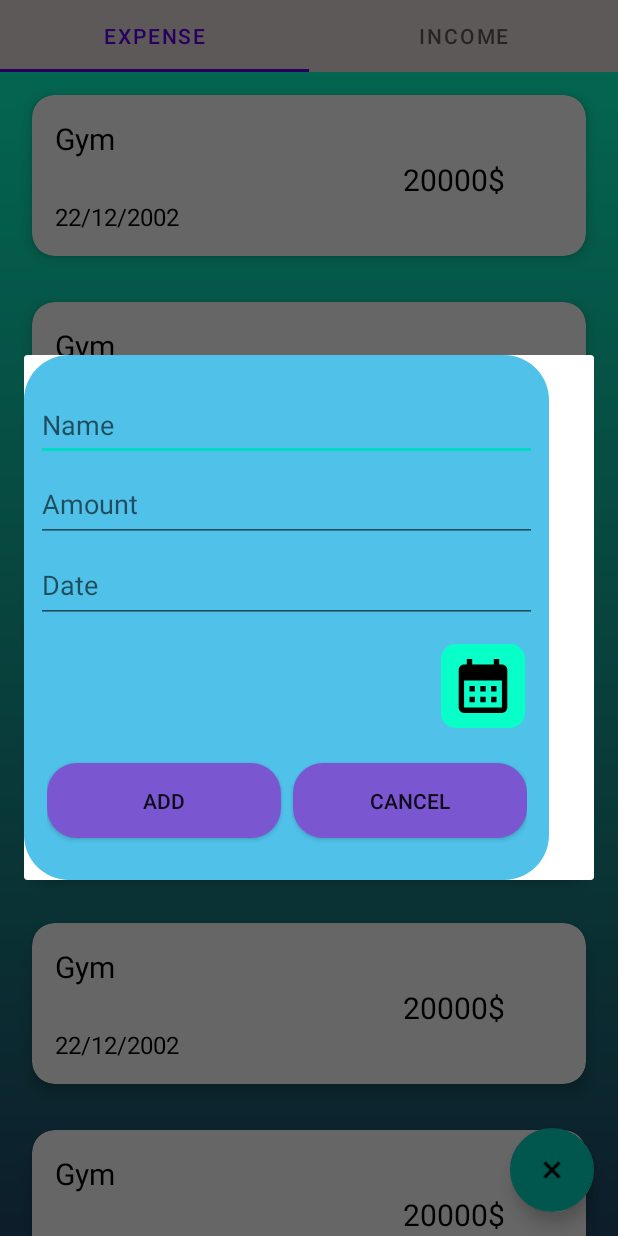
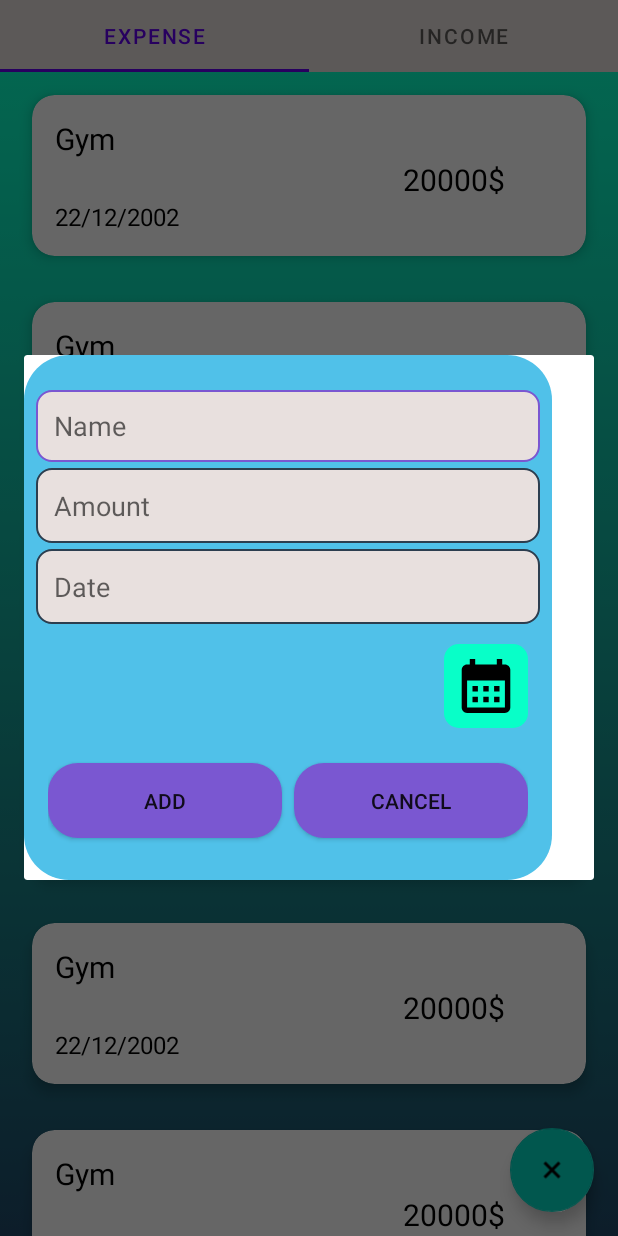
Before and after one commit to qTronor/My_money_moment, an Android app: the screen it shows after launch (MainActivity), after a tap on "AddNewExpFloatBtn", on a phone screen of 412 x 824 dp. Run offline under Robolectric (Android 15) with nearby library versions, the phone set to English and light mode, and no system bars.

Commit message:
New design for editText

```diff
--- a/app/src/main/java/com/example/my_mone_moment/fragments/Fragment1.java
+++ b/app/src/main/java/com/example/my_mone_moment/fragments/Fragment1.java
@@ -7,9 +7,7 @@ import android.view.View;
 import android.view.ViewGroup;
 import android.widget.Button;
 import android.widget.CalendarView;
-import android.widget.DatePicker;
 import android.widget.ImageButton;
-import android.widget.ImageView;
 import android.widget.TextView;
 import android.widget.Toast;
 
@@ -25,10 +23,9 @@ import com.example.my_mone_moment.data.Operation;
 import com.example.my_mone_moment.R;
 import com.example.my_mone_moment.animations.ViewAnimation;
 import com.google.android.material.floatingactionbutton.FloatingActionButton;
-import com.google.android.material.snackbar.Snackbar;
 
 import java.util.ArrayList;
-import java.util.Calendar;
+
 
 public class Fragment1 extends Fragment {
 
@@ -42,65 +39,46 @@ public class Fragment1 extends Fragment {
     @Override
     public View onCreateView(@NonNull LayoutInflater inflater, @Nullable ViewGroup container, @Nullable Bundle savedInstanceState) {
         View view = inflater.inflate(R.layout.fragment_first, container, false);
-        Dialog dialog = new Dialog(this.getContext());
+        Dialog expense_dialog = new Dialog(this.getContext());
 
         FloatingActionButton fab = view.findViewById(R.id.floatingActionButton1);
                 fab.setOnClickListener(view1 -> {
                     isRotateFloatBtn = ViewAnimation.rotateFab(view1, !isRotateFloatBtn);
 
-                    dialog.setContentView(R.layout.dialog_add);
-                    dialog.getWindow().setLayout(ViewGroup.LayoutParams.MATCH_PARENT, ViewGroup.LayoutParams.WRAP_CONTENT);
-                    dialog.setCancelable(false);
-                    dialog.getWindow().getAttributes().windowAnimations = R.style.animation;
+                    expense_dialog.setContentView(R.layout.dialog_add);
+                    expense_dialog.getWindow().setLayout(ViewGroup.LayoutParams.MATCH_PARENT, ViewGroup.LayoutParams.WRAP_CONTENT);
+                    expense_dialog.setCancelable(false);
+                    expense_dialog.getWindow().getAttributes().windowAnimations = R.style.animation;
 
-                    add_text = dialog.findViewById(R.id.addBtn);
-                    cancel_text = dialog.findViewById(R.id.cancelBtn);
-                    date_text = dialog.findViewById(R.id.date_text);
-                    calendarBtn = dialog.findViewById(R.id.calendarBtn);
+                    add_text = expense_dialog.findViewById(R.id.addBtn);
+                    cancel_text = expense_dialog.findViewById(R.id.cancelBtn);
+                    date_text = expense_dialog.findViewById(R.id.date_text);
+                    calendarBtn = expense_dialog.findViewById(R.id.calendarBtn);
 
-                    add_text.setOnClickListener(new View.OnClickListener() {
-                        @Override
-                        public void onClick(View view1) {
-                            dialog.dismiss();
+                    add_text.setOnClickListener(view112 -> {
+                        expense_dialog.dismiss();
                         Toast.makeText(getContext(), "Expense added", Toast.LENGTH_SHORT).show();
-                            isRotateFloatBtn = ViewAnimation.rotateFab(view1, !isRotateFloatBtn);
-                        }
+                        isRotateFloatBtn = ViewAnimation.rotateFab(view112, !isRotateFloatBtn);
                     });
-                    cancel_text.setOnClickListener(new View.OnClickListener() {
-                        @Override
-                        public void onClick(View v) {
-                            dialog.dismiss();
+                    cancel_text.setOnClickListener(v -> {
+                        expense_dialog.dismiss();
                         Toast.makeText(getContext(), "Cancel clicked", Toast.LENGTH_SHORT).show();
                         isRotateFloatBtn = ViewAnimation.rotateFab(view1, !isRotateFloatBtn);
-                        }
                     });
-                    dialog.show();
+                    expense_dialog.show();
 
-                    calendarBtn.setOnClickListener(new View.OnClickListener() {
-
-                        @Override
-                        public void onClick(View view1) {
-                           Dialog dialog1 = new Dialog(getContext());
+                    calendarBtn.setOnClickListener(view113 -> {
+                       Dialog calendar_dialog = new Dialog(getContext());
                        CalendarView calendarView;
 
-                            dialog1.setContentView(R.layout.calendar_view);
-                            dialog1.getWindow().setLayout(ViewGroup.LayoutParams.MATCH_PARENT, ViewGroup.LayoutParams.WRAP_CONTENT);
-                            dialog1.setCancelable(false);
-                            dialog1.getWindow().getAttributes().windowAnimations = R.style.animation;
+                        calendar_dialog.setContentView(R.layout.calendar_view);
+                        calendar_dialog.getWindow().setLayout(ViewGroup.LayoutParams.MATCH_PARENT, ViewGroup.LayoutParams.WRAP_CONTENT);
+                        calendar_dialog.setCancelable(false);
+                        calendar_dialog.getWindow().getAttributes().windowAnimations = R.style.animation;
 
-                            calendarView = dialog1.findViewById(R.id.calendar);
+                        calendarView = calendar_dialog.findViewById(R.id.calendar);
 
-                            calendarView
-                                    .setOnDateChangeListener(
-                                            new CalendarView
-                                                    .OnDateChangeListener() {
-                                                @Override
-                                                public void onSelectedDayChange(
-                                                        @NonNull CalendarView view1,
-                                                        int year,
-                                                        int month,
-                                                        int dayOfMonth)
-                                                {
+                        calendarView.setOnDateChangeListener((view11, year, month, dayOfMonth) -> {
                             String Date;
                             if(month < 9)
                                 Date = dayOfMonth + "/0" + (month + 1) + "/" + year;
@@ -108,11 +86,9 @@ public class Fragment1 extends Fragment {
                                 Date = dayOfMonth + "/" + (month + 1) + "/" + year;
                             date_text.setText(Date);
                             Toast.makeText(getContext(), "Date picked", Toast.LENGTH_SHORT).show();
-                                                    dialog1.dismiss();
-                                                }
+                            calendar_dialog.dismiss();
                         });
-                            dialog1.show();
-                        }
+                        calendar_dialog.show();
                     });
                 });
 
--- a/app/src/main/res/color/special_green.xml
+++ /dev/null
@@ -1,4 +0,0 @@
-<?xml version="1.0" encoding="utf-8"?>
-<selector xmlns:android="http://schemas.android.com/apk/res/android">
-
-</selector>
--- /dev/null
+++ b/app/src/main/res/drawable/custom_input.xml
@@ -0,0 +1,21 @@
+<?xml version="1.0" encoding="utf-8"?>
+<selector xmlns:android="http://schemas.android.com/apk/res/android">
+    <item
+        android:state_enabled="true"
+        android:state_focused="true">
+        <shape android:shape="rectangle">
+            <solid android:color="@color/light_grey"/>
+            <corners android:radius="10dp"/>
+            <stroke android:color="@color/nice_purple" android:width="1dp"/>
+        </shape>
+    </item>
+
+    <item
+        android:state_enabled="true">
+        <shape android:shape="rectangle">
+            <solid android:color="@color/light_grey"/>
+            <corners android:radius="10dp"/>
+            <stroke android:color="@color/deep_blue" android:width="1dp"/>
+        </shape>
+    </item>
+</selector>
--- a/app/src/main/res/drawable/dialog_round_add.xml
+++ b/app/src/main/res/drawable/dialog_round_add.xml
@@ -6,4 +6,4 @@
         android:left="10dp"
         android:right="10dp"
         android:top="10dp" />
-    </shape>
+</shape>
--- a/app/src/main/res/drawable/gradient_background_add_dialog.xml
+++ b/app/src/main/res/drawable/gradient_background_add_dialog.xml
@@ -2,14 +2,11 @@
 <selector xmlns:android="http://schemas.android.com/apk/res/android">
     <item>
         <shape>
-
             <gradient android:angle="90"
                 android:startColor="@color/light_blue"
                 android:endColor="@color/background_blue"
                 android:type="linear">
             </gradient>
         </shape>
-        <corners android:radius="10dp">
-        </corners>
     </item>
 </selector>
--- a/app/src/main/res/layout/dialog_add.xml
+++ b/app/src/main/res/layout/dialog_add.xml
@@ -1,41 +1,26 @@
 <?xml version="1.0" encoding="utf-8"?>
 <androidx.constraintlayout.widget.ConstraintLayout xmlns:android="http://schemas.android.com/apk/res/android"
     xmlns:app="http://schemas.android.com/apk/res-auto"
-    xmlns:tools="http://schemas.android.com/tools"
-    android:layout_width="350dp"
+    android:layout_width="352dp"
     android:background="@drawable/dialog_round_add"
     android:backgroundTint="@color/light_blue"
     android:layout_height="350dp"
     android:padding="8dp">
 
 
-    <ImageView
-        android:id="@+id/imageView"
-        android:layout_width="match_parent"
-        android:layout_height="48dp"
-        app:layout_constraintEnd_toEndOf="parent"
-        app:layout_constraintStart_toStartOf="parent"
-        app:layout_constraintTop_toTopOf="@+id/name"
-        app:srcCompat="@drawable/input_lines_style" />
-
     <EditText
         android:id="@+id/name"
         android:layout_width="match_parent"
         android:layout_height="48dp"
+        android:layout_marginTop="15dp"
         android:hint="@string/name"
         android:inputType="text"
-        app:layout_constraintBottom_toBottomOf="parent"
+        android:background="@drawable/custom_input"
+        android:drawablePadding="12dp"
+        android:paddingStart="12dp"
+        android:paddingEnd="12dp"
         app:layout_constraintTop_toTopOf="parent"
-        app:layout_constraintVertical_bias="0.052" />
-
-    <ImageView
-        android:id="@+id/imageView1"
-        android:layout_width="match_parent"
-        android:layout_height="48dp"
-        app:layout_constraintEnd_toEndOf="parent"
-        app:layout_constraintStart_toStartOf="parent"
-        app:layout_constraintTop_toTopOf="@+id/amount"
-        app:srcCompat="@drawable/input_lines_style" />
+        android:ems="10"/>
 
 
     <EditText
@@ -46,25 +31,27 @@
         android:fontFamily="sans-serif"
         android:hint="@string/amount"
         android:inputType="number"
+        android:drawablePadding="12dp"
+        android:ems="10"
+        android:paddingStart="12dp"
+        android:paddingEnd="12dp"
+        android:background="@drawable/custom_input"
         app:layout_constraintTop_toBottomOf="@+id/name" />
 
-    <ImageView
-        android:id="@+id/imageView2"
-        android:layout_width="match_parent"
-        android:layout_height="48dp"
-        app:layout_constraintEnd_toEndOf="parent"
-        app:layout_constraintStart_toStartOf="parent"
-        app:layout_constraintTop_toTopOf="@+id/date_text"
-        app:srcCompat="@drawable/input_lines_style" />
 
     <EditText
         android:id="@+id/date_text"
         android:layout_width="match_parent"
         android:layout_height="50dp"
         android:layout_marginTop="4dp"
+        android:background="@drawable/custom_input"
         android:fontFamily="sans-serif"
         android:hint="@string/date"
         android:inputType="date|text"
+        android:ems="10"
+        android:drawablePadding="12dp"
+        android:paddingStart="12dp"
+        android:paddingEnd="12dp"
         app:layout_constraintTop_toBottomOf="@+id/amount" />
 
     <ImageButton
--- a/app/src/main/res/values/colors.xml
+++ b/app/src/main/res/values/colors.xml
@@ -14,6 +14,7 @@
     <color name="background_blue">#204969</color>
     <color name="light_blue">#50C1E9</color>
     <color name="input_color">#FFF7F7</color>
+    <color name="deep_blue">#2c3e4f</color>
 
 
 </resources>
```
Lines whose indentation alone changed are shown as unchanged.
